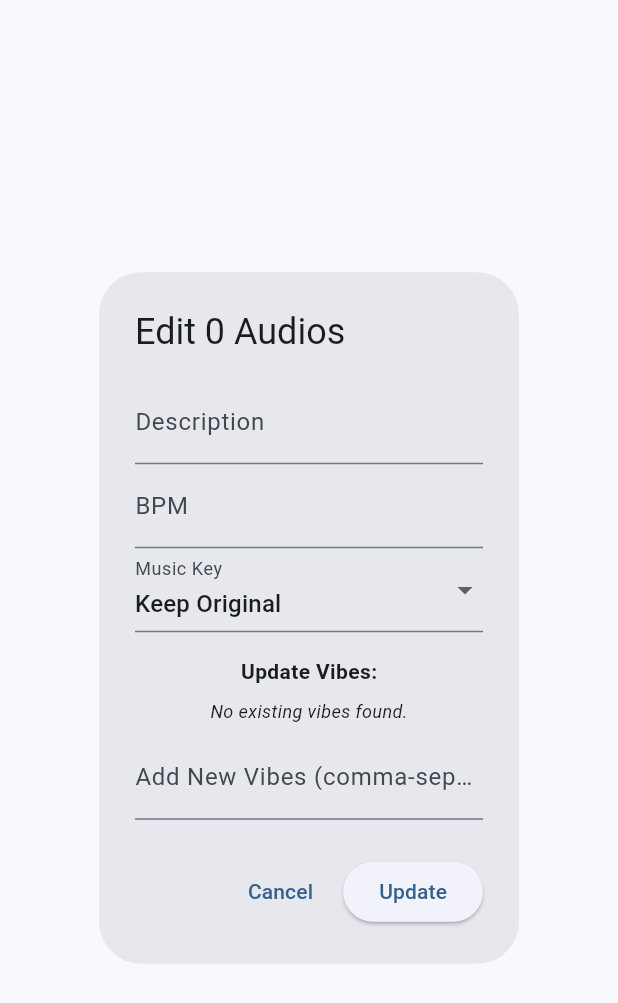
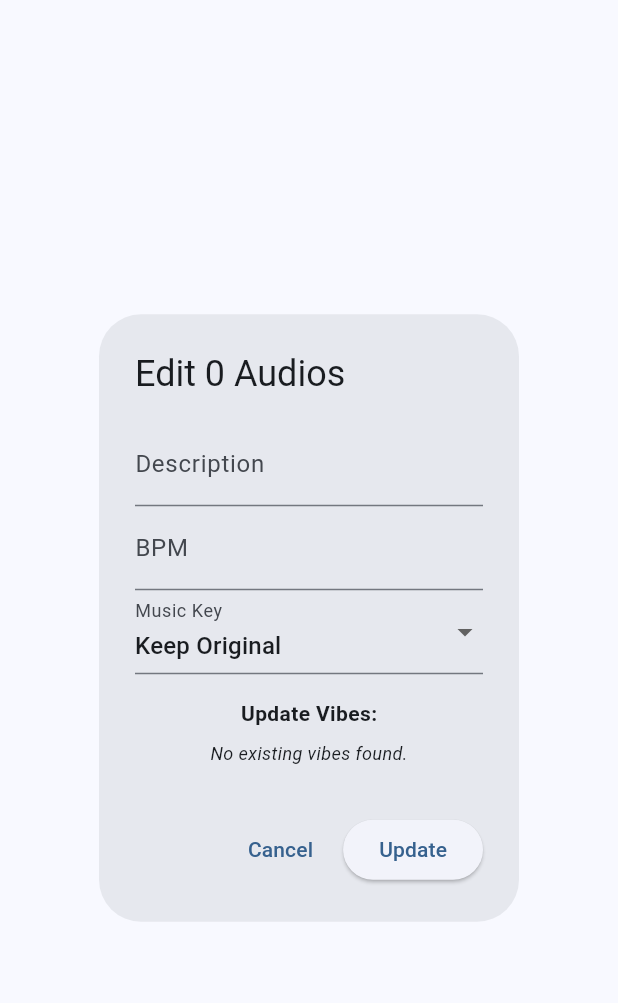
Before and after one commit to xvt6/FlutterPortfolioFrontend, a Flutter app: the AudioEditDialog widget shown alone on an empty page, opened directly with empty values, on a phone screen of 412 x 824 dp. Shown: the top 1003 px of the screen. Run offline on Flutter 3.47's test engine with Material 3 defaults, Android fonts, the phone set to English and light mode, and no system bars; our stand-ins replace audio_video_progress_bar, file_picker, go_router, just_audio, rxdart, shared_preferences; missing offline and left inert: audio_session; accounts and stored records are empty; network calls fail; statements that could not run were skipped.

Commit message:
remove add new vibes from audio update dialogue

```diff
--- a/lib/features/admin/dialogs/audio_edit_dialog.dart
+++ b/lib/features/admin/dialogs/audio_edit_dialog.dart
@@ -21,7 +21,6 @@ class AudioEditDialog extends StatefulWidget {
 class _AudioEditDialogState extends State<AudioEditDialog> {
   late TextEditingController _descriptionController;
   late TextEditingController _bpmController;
-  late TextEditingController _vibesController;
   String? _selectedMusicKey;
   final Set<String> _selectedVibes = {};
   final _formKey = GlobalKey<FormState>();
@@ -32,7 +31,6 @@ class _AudioEditDialogState extends State<AudioEditDialog> {
     final isSingle = widget.targetAudios.length == 1;
     _descriptionController = TextEditingController(text: isSingle ? widget.targetAudios.first.description : '');
     _bpmController = TextEditingController(text: isSingle ? (widget.targetAudios.first.bpm?.toStringAsFixed(2) ?? '') : '');
-    _vibesController = TextEditingController();
     _selectedMusicKey = isSingle ? widget.targetAudios.first.musicKey : null;
     if (isSingle) {
       _selectedVibes.addAll(widget.targetAudios.first.vibes);
@@ -43,7 +41,6 @@ class _AudioEditDialogState extends State<AudioEditDialog> {
   void dispose() {
     _descriptionController.dispose();
     _bpmController.dispose();
-    _vibesController.dispose();
     super.dispose();
   }
 
@@ -128,13 +125,6 @@ class _AudioEditDialogState extends State<AudioEditDialog> {
                   }).toList(),
                 ),
               const SizedBox(height: 8),
-              TextFormField(
-                controller: _vibesController,
-                decoration: const InputDecoration(
-                  labelText: 'Add New Vibes (comma-separated)',
-                  hintText: 'e.g. moody, chill',
-                ),
-              ),
             ],
           ),
         ),
@@ -147,13 +137,7 @@ class _AudioEditDialogState extends State<AudioEditDialog> {
         ElevatedButton(
           onPressed: () {
             if (_formKey.currentState!.validate()) {
-              final newVibes = _vibesController.text
-                  .split(',')
-                  .map((v) => v.trim())
-                  .where((v) => v.isNotEmpty)
-                  .toList();
-
-              final allVibes = {..._selectedVibes, ...newVibes}.toList();
+              final allVibes = _selectedVibes.toList();
 
               widget.onUpdate({
                 'description': _descriptionController.text.isNotEmpty ? _descriptionController.text : null,
```
